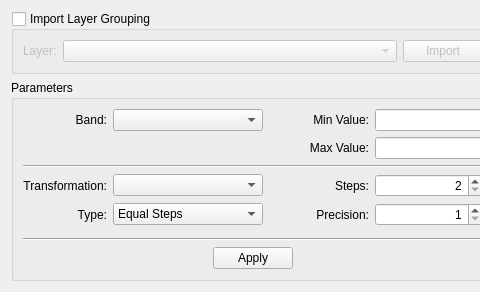
claudiobogossian/terralib5, file src/terralib/qt/widgets/se/ui/ColorMapWidgetForm.ui: the form before one commit; both pictures show x 0 to 480 and y 0 to 292 of the 947 by 292 pixel window.
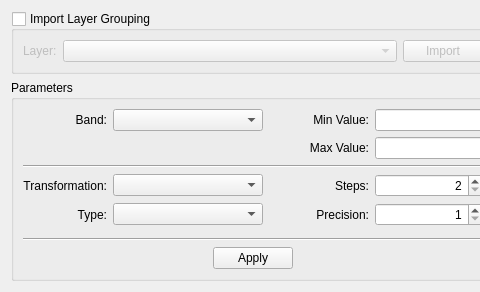
The form after the commit.

```diff
--- a/src/terralib/qt/widgets/se/ui/ColorMapWidgetForm.ui
+++ b/src/terralib/qt/widgets/se/ui/ColorMapWidgetForm.ui
@@ -200,11 +200,6 @@
                   <height>0</height>
                  </size>
                 </property>
-                <item>
-                 <property name="text">
-                  <string>Equal Steps</string>
-                 </property>
-                </item>
                </widget>
               </item>
               <item row="4" column="2">
```
Left out of the diff: 1 changed line with no effect on the pictures.
